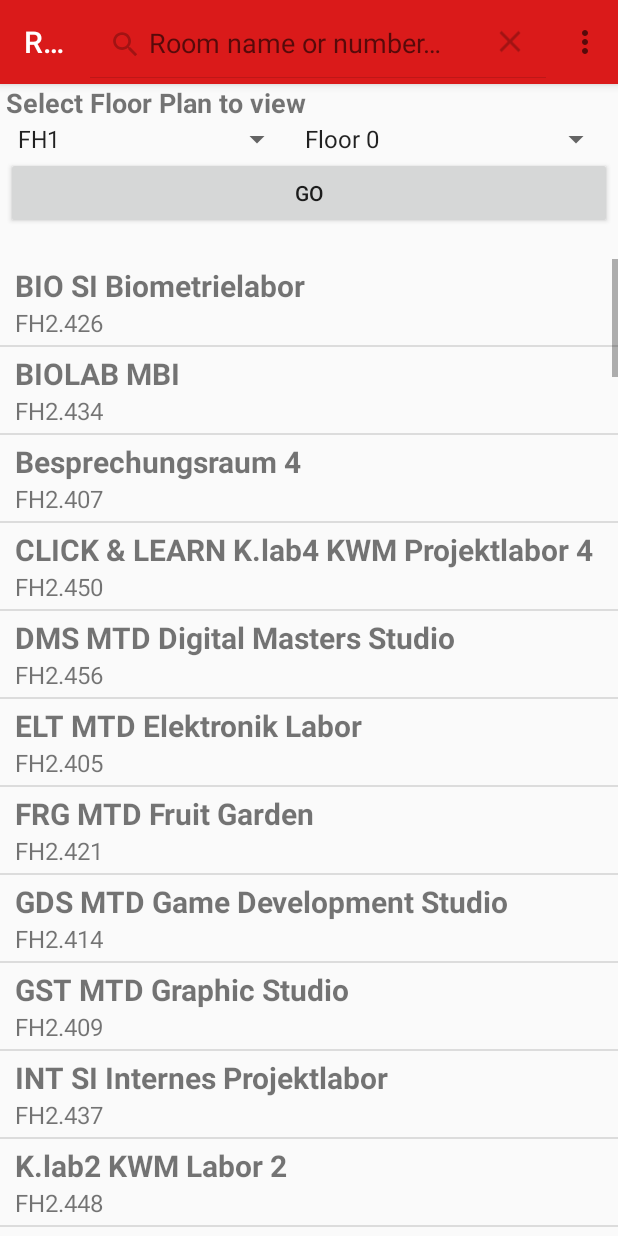
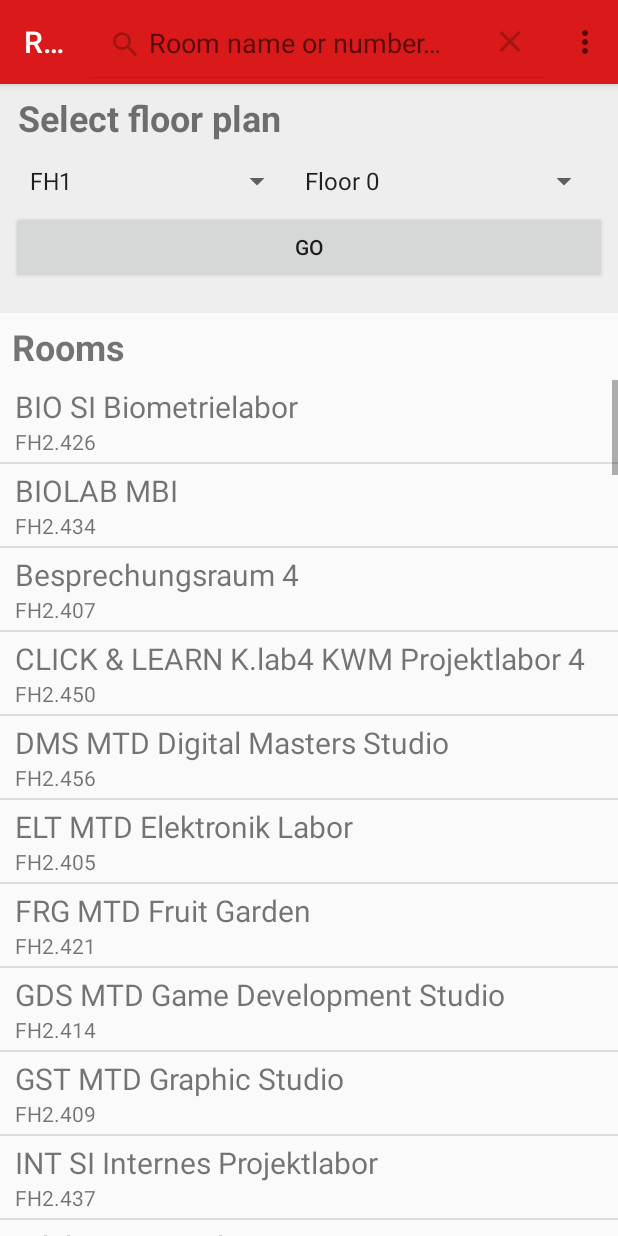
Before and after one commit to fixilein/FHRoomFinder, an Android app: the screen it shows after launch (MainActivity), after a tap on "Search", on a phone screen of 412 x 824 dp. Run offline under Robolectric (Android 15) with nearby library versions, the phone set to English and light mode, and no system bars.

Commit message:
more additions (and great goddamn commit messages)

```diff
--- a/app/src/main/AndroidManifest.xml
+++ b/app/src/main/AndroidManifest.xml
@@ -13,7 +13,7 @@
         tools:ignore="GoogleAppIndexingWarning">
         <activity
             android:name=".FullscreenFloorPlanActivity"
-            android:screenOrientation="landscape"
+            android:screenOrientation="sensor"
             android:configChanges="orientation|keyboardHidden|screenSize"
             android:label="@string/title_activity_fullscreen_floor_plan"
             android:parentActivityName=".LocatorActivity"
--- a/app/src/main/java/at/fhooe/mc/android/fhroomfinder/FloorPlanSelectionFragment.java
+++ b/app/src/main/java/at/fhooe/mc/android/fhroomfinder/FloorPlanSelectionFragment.java
@@ -58,8 +58,6 @@ public class FloorPlanSelectionFragment extends Fragment implements AdapterView.
                 startActivity(i);
             }
         });
-
-
     }
 
     @Override
--- a/app/src/main/java/at/fhooe/mc/android/fhroomfinder/LocatorActivity.java
+++ b/app/src/main/java/at/fhooe/mc/android/fhroomfinder/LocatorActivity.java
@@ -81,9 +81,6 @@ public class LocatorActivity extends AppCompatActivity {
         getMenuInflater().inflate(R.menu.activity_locator_menu, _menu);
 
         MenuItem menuItemShare = _menu.findItem(R.id.activity_locator_menu_share);
-        // Fetch and store ShareActionProvider (FROM ANDROID DEV)
-//        shareActionProvider = (ShareActionProvider) menuItemShare.getActionProvider();
-
         menuItemShare.setOnMenuItemClickListener(new MenuItem.OnMenuItemClickListener() {
             @Override
             public boolean onMenuItemClick(MenuItem item) {
--- a/app/src/main/java/at/fhooe/mc/android/fhroomfinder/MainActivity.java
+++ b/app/src/main/java/at/fhooe/mc/android/fhroomfinder/MainActivity.java
@@ -40,12 +40,11 @@ public class MainActivity extends AppCompatActivity {
         setContentView(R.layout.activity_main);
 
         Toolbar tb = findViewById(R.id.toolbar);
-        tb.setTitle(R.string.rooms);
+        tb.setTitle(R.string.app_name);
         tb.setTitleTextColor(getColor(R.color.white));
         setSupportActionBar(tb);
 
         fillRoomList();
-
         enableSelectionFragment(true);
     }
 
--- a/app/src/main/java/at/fhooe/mc/android/fhroomfinder/RoomAdapter.java
+++ b/app/src/main/java/at/fhooe/mc/android/fhroomfinder/RoomAdapter.java
@@ -31,6 +31,7 @@ public class RoomAdapter extends ArrayAdapter<Room> {
         TextView tv;
         tv = _convertView.findViewById(R.id.list_item_room_name);
         tv.setText(r.getName());
+        tv.setMaxLines(1);
 
         tv = _convertView.findViewById(R.id.list_item_room_number);
         tv.setText(r.getToken());
--- a/app/src/main/res/layout/activity_main.xml
+++ b/app/src/main/res/layout/activity_main.xml
@@ -21,9 +21,20 @@
             android:id="@+id/activity_main_selection_frame"
             android:layout_width="match_parent"
             android:layout_height="wrap_content"
+            android:background="@color/light_grey"
             android:paddingHorizontal="4dp">
 
         </FrameLayout>
+
+        <TextView
+            android:id="@+id/activity_main_list_title"
+            android:layout_width="wrap_content"
+            android:layout_height="wrap_content"
+            android:paddingHorizontal="8dp"
+            android:paddingVertical="6dp"
+            android:text="@string/rooms"
+            android:textSize="24sp"
+            android:textStyle="bold" />
 
         <ListView
             android:id="@+id/activity_main_list_view"
--- a/app/src/main/res/layout/fragment_floor_plan_selection.xml
+++ b/app/src/main/res/layout/fragment_floor_plan_selection.xml
@@ -9,20 +9,25 @@
         android:layout_width="match_parent"
         android:layout_height="wrap_content"
         android:orientation="vertical"
+        android:paddingHorizontal="4dp"
         android:paddingBottom="20dp">
 
         <TextView
             android:id="@+id/fragment_floor_plan_selection_title"
             android:layout_width="match_parent"
             android:layout_height="wrap_content"
+            android:paddingHorizontal="4dp"
+            android:paddingVertical="6dp"
             android:text="@string/select_floor_plan_to_view"
-            android:textSize="18sp"
+            android:textSize="24sp"
             android:textStyle="bold" />
 
         <LinearLayout
             android:layout_width="match_parent"
             android:layout_height="wrap_content"
-            android:orientation="horizontal">
+            android:orientation="horizontal"
+            android:paddingHorizontal="4dp"
+            android:paddingVertical="8dp">
 
             <Spinner
                 android:id="@+id/fragment_floor_plan_selection_spinner_building"
@@ -41,8 +46,11 @@
 
         <Button
             android:id="@+id/fragment_floor_plan_selection_button_submit"
+            style="@style/Widget.AppCompat.Button"
             android:layout_width="match_parent"
-            android:layout_height="wrap_content"
+            android:layout_height="match_parent"
+            android:layout_gravity="center"
+            android:gravity="center_horizontal|center_vertical"
             android:text="@string/go" />
 
     </LinearLayout>
--- a/app/src/main/res/layout/list_room_item.xml
+++ b/app/src/main/res/layout/list_room_item.xml
@@ -15,8 +15,7 @@
             android:layout_height="wrap_content"
             android:paddingHorizontal="10dp"
             android:text="@string/room_name_default"
-            android:textSize="20sp"
-            android:textStyle="bold" />
+            android:textSize="20sp" />
 
         <TextView
             android:id="@+id/list_item_room_number"
@@ -24,7 +23,7 @@
             android:layout_height="wrap_content"
             android:paddingHorizontal="10dp"
             android:text="@string/room_number_default"
-            android:textSize="16sp" />
+            android:textSize="14sp" />
     </LinearLayout>
 
 </FrameLayout>
--- a/app/src/main/res/values/colors.xml
+++ b/app/src/main/res/values/colors.xml
@@ -6,4 +6,6 @@
     <color name="white">#FFFFFF</color>
 
     <color name="black_overlay">#66000000</color>
+    <color name="light_grey">#EEEEEE</color>
+    <color name="dark_grey">#757575</color>
 </resources>
--- a/app/src/main/res/values/strings.xml
+++ b/app/src/main/res/values/strings.xml
@@ -15,7 +15,7 @@
     <string name="choose_app">Choose an app</string>
     <string name="share_text">Here is the location of %s.</string>
     <string name="about_text">This app was developed by Felix Tröbinger.\n\nThis app is not affiliated with University of Applied Sciences Upper Austria, Campus Hagenberg.</string>
-    <string name="select_floor_plan_to_view">Select Floor Plan to view</string>
+    <string name="select_floor_plan_to_view">Select floor plan</string>
     <string name="go">Go</string>
 
 </resources>
```
Also changed, not shown: app/src/main/res/drawable/ic_map.xml (added, +10 -0 lines), app/src/main/res/layout/activity_locator.xml (+7 -0 lines), 1 other file.
